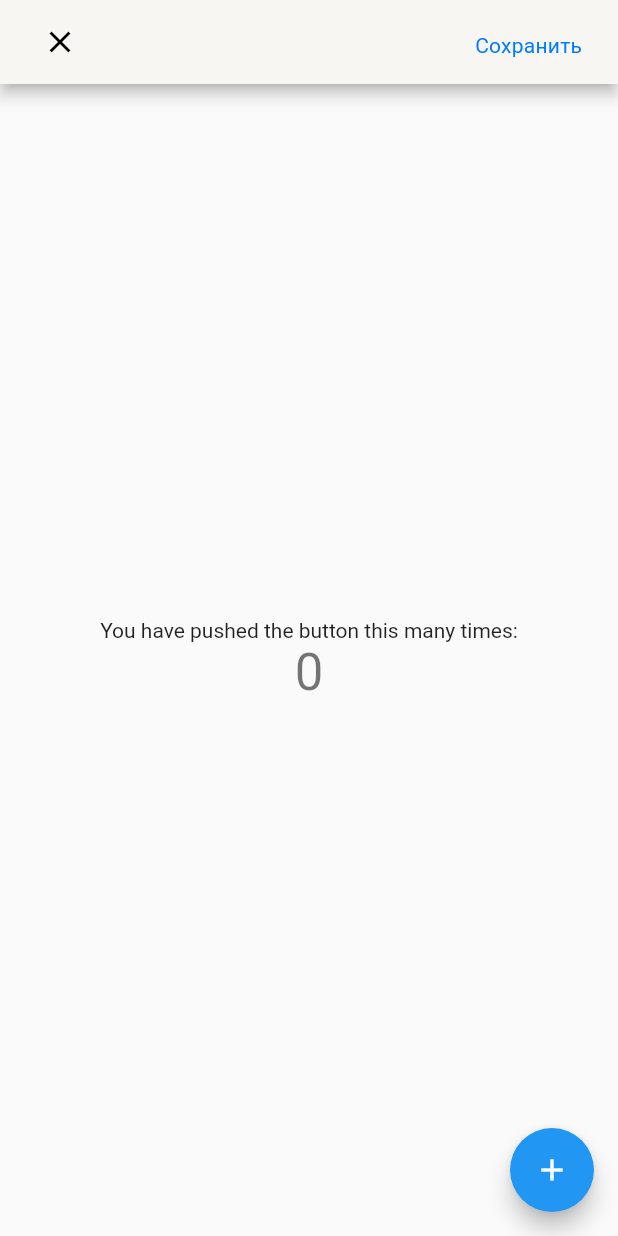
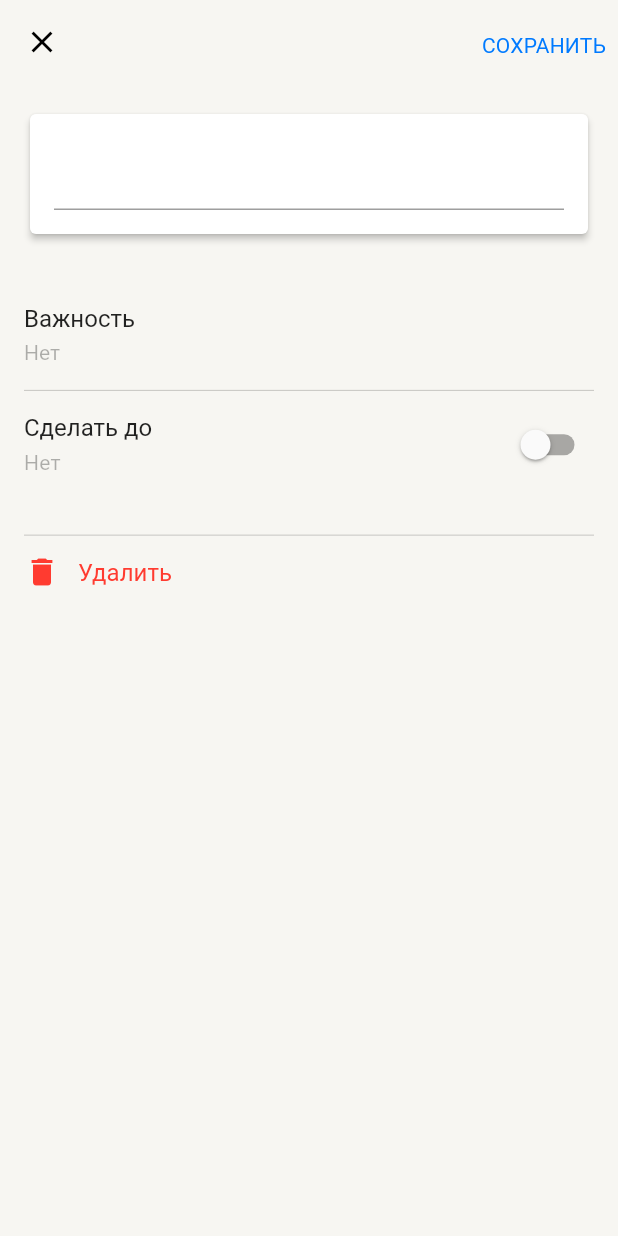
Before and after one commit to iamgirya/school_todo, a Flutter app: the screen it shows after launch, on a phone screen of 412 x 824 dp. Run offline on Flutter 3.47's test engine with Material 2 defaults, Android fonts, the light colour scheme and no system bars; missing offline and left inert: dart:ffi.

Commit message:
Вёрстка страницы редактирования

```diff
--- a/lib/main.dart
+++ b/lib/main.dart
@@ -1,7 +1,22 @@
 import 'package:flutter/material.dart';
 
 import 'pages/main_page.dart';
+import 'styles/app_colors.dart';
 
 void main() {
   runApp(const MyApp());
 }
+
+class MyApp extends StatelessWidget {
+  const MyApp({Key? key}) : super(key: key);
+
+  @override
+  Widget build(BuildContext context) {
+    return MaterialApp(
+      theme: ThemeData(
+        primarySwatch: Colors.blue,
+      ),
+      home: const MyHomePage(title: 'Flutter Demo Home Page'),
+    );
+  }
+}
--- a/lib/pages/main_page.dart
+++ b/lib/pages/main_page.dart
@@ -2,19 +2,7 @@ import 'package:flutter/material.dart';
 import 'package:school_todo/styles/app_colors.dart';
 import 'package:school_todo/styles/app_fonts.dart';
 
-class MyApp extends StatelessWidget {
-  const MyApp({Key? key}) : super(key: key);
-
-  @override
-  Widget build(BuildContext context) {
-    return MaterialApp(
-      theme: ThemeData(
-        primarySwatch: Colors.blue,
-      ),
-      home: const MyHomePage(title: 'Flutter Demo Home Page'),
-    );
-  }
-}
+import '../model/task_model.dart';
 
 class MyHomePage extends StatefulWidget {
   const MyHomePage({Key? key, required this.title}) : super(key: key);
@@ -26,46 +14,200 @@ class MyHomePage extends StatefulWidget {
 }
 
 class _MyHomePageState extends State<MyHomePage> {
-  int _counter = 0;
-
-  void _incrementCounter() {
-    setState(() {
-      _counter++;
-    });
-  }
+  TextEditingController taskController = TextEditingController();
+  Importance? importance;
+  bool switchValue = false;
 
   @override
   Widget build(BuildContext context) {
-
     return Scaffold(
+      backgroundColor: AppLigthColors.backgroundPrimary,
       appBar: AppBar(
         backgroundColor: AppLigthColors.backgroundPrimary,
-        title: Row(
-          children: [
-            IconButton(onPressed: () {}, icon: Icon(Icons.close, color: AppLigthColors.primary,)),
-            const Expanded(child: SizedBox()),
-            TextButton(onPressed: () {}, child: Text("Сохранить", style: AppTextStyles.button.copyWith(color: AppLigthColors.blue,)))
-          ],
+        leading: SizedBox(
+          height: 14,
+          width: 14,
+          child: IconButton(
+              onPressed: () {},
+              icon: Icon(
+                Icons.close,
+                color: AppLigthColors.primary,
+              )),
+        ),
+        actions: [
+          TextButton(
+            onPressed: () {},
+            child: Text(
+              "СОХРАНИТЬ",
+              style: AppTextStyles.button.copyWith(
+                color: AppLigthColors.blue,
               ),
             ),
-      body: Center(
+          ),
+        ],
+        elevation: 0,
+      ),
+      body: Padding(
+        padding: const EdgeInsets.all(16.0),
         child: Column(
-          mainAxisAlignment: MainAxisAlignment.center,
-          children: <Widget>[
-            const Text(
-              'You have pushed the button this many times:',
+          crossAxisAlignment: CrossAxisAlignment.start,
+          children: [
+            Card(
+              color: AppLigthColors.backgroundSecondary,
+              elevation: 2,
+              child: Padding(
+                padding: const EdgeInsets.all(16.0),
+                child: TextField( // написать нормальный филд
+                  controller: taskController,
                 ),
+              ),
+            ),
+            const SizedBox(height: 28),
+            SizedBox(
+              height: 72,
+              width: Size.infinite.width,
+              child: Align(
+                alignment: Alignment.centerLeft,
+                child: Column(
+                  mainAxisSize: MainAxisSize.min,
+                  crossAxisAlignment: CrossAxisAlignment.start,
+                  children: [
                     Text(
-              '$_counter',
-              style: Theme.of(context).textTheme.headline4,
+                      "Важность",
+                      style: AppTextStyles.body,
+                    ),
+                    DropdownButton(
+                      // понять, как растянуть на всю линию и при этом оставить нормальное всплывающее меню
+                      style: AppTextStyles.subhead
+                          .copyWith(color: AppLigthColors.tertiary),
+                      value: importance,
+                      icon: const SizedBox(),
+                      underline: const SizedBox(),
+                      isDense: true,
+                      hint: Text(
+                        "Нет",
+                        style: AppTextStyles.subhead
+                            .copyWith(color: AppLigthColors.tertiary),
+                      ),
+                      items: [
+                        DropdownMenuItem<Importance>(
+                          value: Importance.basic,
+                          child: Text(
+                            "Нет",
+                            style: AppTextStyles.subhead
+                                .copyWith(color: AppLigthColors.primary),
+                          ),
+                        ),
+                        DropdownMenuItem<Importance>(
+                          value: Importance.low,
+                          child: Text(
+                            "Низкий",
+                            style: AppTextStyles.subhead
+                                .copyWith(color: AppLigthColors.primary),
+                          ),
+                        ),
+                        DropdownMenuItem<Importance>(
+                          value: Importance.important,
+                          child: Text(
+                            "!! Высокий",
+                            style: AppTextStyles.subhead
+                                .copyWith(color: AppLigthColors.red),
+                          ),
+                        ),
+                      ],
+                      onChanged: (Importance? value) {
+                        setState(() {
+                          importance = value;
+                        });
+                      },
                     ),
                   ],
                 ),
               ),
-      floatingActionButton: FloatingActionButton(
-        onPressed: _incrementCounter,
-        tooltip: 'Increment',
-        child: const Icon(Icons.add),
+            ),
+            Divider(
+              height: 0.5,
+              color: AppLigthColors.separator,
+            ),
+            SizedBox(
+              height: 72,
+              width: Size.infinite.width,
+              child: Row(
+                crossAxisAlignment: CrossAxisAlignment.center,
+                children: [
+                  Column(
+                    mainAxisSize: MainAxisSize.min,
+                    crossAxisAlignment: CrossAxisAlignment.start,
+                    children: [
+                      Text(
+                        "Сделать до",
+                        style: AppTextStyles.body,
+                      ),
+                      GestureDetector(
+                        onTap: () {
+                          // Вызов календаряF
+                        },
+                        child: Text(
+                          switchValue ? "2 июня 2021" : "Нет" ,
+                          style: AppTextStyles.button.copyWith(
+                            color: switchValue
+                                ? AppLigthColors.blue
+                                : AppLigthColors.tertiary,
+                          ),
+                        ),
+                      ),
+                    ],
+                  ),
+                  const Expanded(
+                    child: SizedBox(),
+                  ),
+                  Switch(
+                    value: switchValue,
+                    onChanged: (value) {
+                      setState(() {
+                        switchValue = value;
+                      });
+                    },
+                  ),
+                ],
+              ),
+            ),
+            const SizedBox(
+              height: 24,
+            ),
+            Divider(
+              height: 0.5,
+              color: AppLigthColors.separator,
+            ),
+            SizedBox(
+                height: 48,
+                child: TextButton(
+                  style: TextButton.styleFrom(padding: const EdgeInsets.all(0)),
+                  onPressed: () {
+                    // удаление
+                  },
+                  child: Row(
+                    children: [
+                      SizedBox(
+                        height: 24,
+                        width: 24,
+                        child: Icon(
+                          Icons.delete,
+                          color: AppLigthColors.red,
+                        ),
+                      ),
+                      const SizedBox(width: 12,),
+                      Text(
+                        "Удалить",
+                        style: AppTextStyles.body.copyWith(
+                          color: AppLigthColors.red,
+                        ),
+                      )
+                    ],
+                  ),
+                )),
+          ],
+        ),
       ),
     );
   }
--- a/lib/styles/app_colors.dart
+++ b/lib/styles/app_colors.dart
@@ -1,6 +1,6 @@
 import 'package:flutter/material.dart';
 
-class AppLigthColors {
+abstract class AppLigthColors {
   static Color separator = const Color(0x33000000);
   static Color overlay = const Color(0x0F000000);
 
--- a/lib/styles/app_fonts.dart
+++ b/lib/styles/app_fonts.dart
@@ -26,14 +26,14 @@ abstract class AppTextStyles {
 
   static TextStyle body = const TextStyle(
     fontSize: 16,
-    fontWeight: FontWeight.w500,
+    fontWeight: FontWeight.w400,
     height: 1.25,
     fontFamily: "Roboto",
   );
 
   static TextStyle subhead = const TextStyle(
     fontSize: 14,
-    fontWeight: FontWeight.w500,
+    fontWeight: FontWeight.w400,
     height: 1.43,
     fontFamily: "Roboto",
   );
```
Lines whose indentation alone changed are shown as unchanged.
